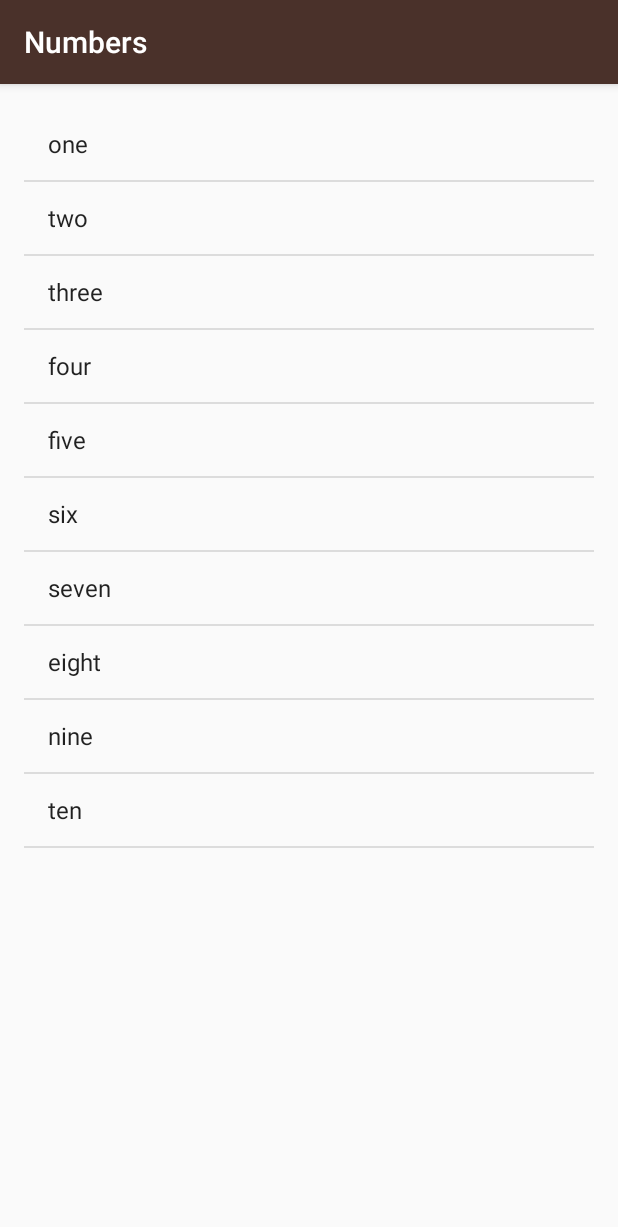
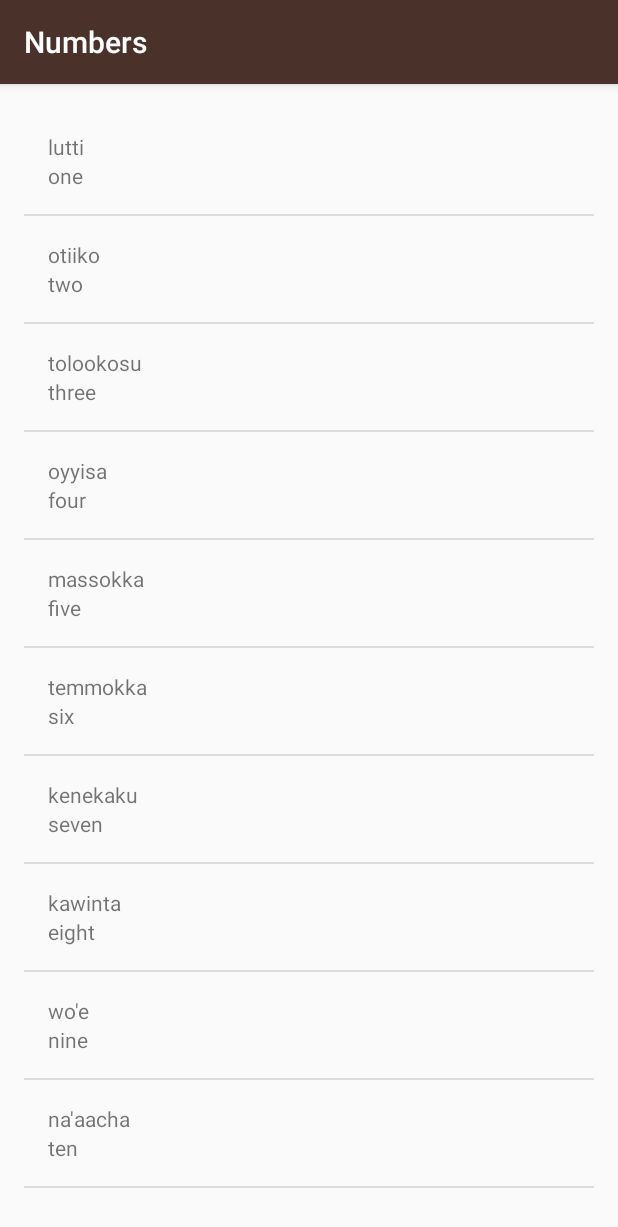
Before and after one commit to chengye233/miwok, an Android app: the NumbersActivity screen opened directly, with no data from a screen before it, on a phone screen of 412 x 824 dp. Shown: the top 1227 px of the screen. Run offline under Robolectric (Android 15) with nearby library versions, the light colour scheme and no system bars.

Commit message:
用WordAdapter转换List<Word>到ListView。

```diff
--- a/app/src/main/java/com/example/android/miwok/NumbersActivity.java
+++ b/app/src/main/java/com/example/android/miwok/NumbersActivity.java
@@ -2,40 +2,45 @@ package com.example.android.miwok;
 
 import android.os.Bundle;
 import android.support.v7.app.AppCompatActivity;
-import android.widget.ArrayAdapter;
-import android.widget.LinearLayout;
 import android.widget.ListView;
-import android.widget.TextView;
 
 import java.util.ArrayList;
 import java.util.List;
 
-public class NumbersActivity extends AppCompatActivity {
+public class NumbersActivity extends AppCompatActivity
+{
 
+    /**
+     * 构造器 MainActivity点击时构造
+     *
+     * @param savedInstanceState 默认
+     */
     @Override
-    protected void onCreate(Bundle savedInstanceState) {
+    protected void onCreate(Bundle savedInstanceState)
+    {
+        //默认
         super.onCreate(savedInstanceState);
         setContentView(R.layout.activity_numbers);
 
-        // Create an array of words
-        List<String> words = new ArrayList<>();
-        words.add("one");
-        words.add("two");
-        words.add("three");
-        words.add("four");
-        words.add("five");
-        words.add("six");
-        words.add("seven");
-        words.add("eight");
-        words.add("nine");
-        words.add("ten");
+        // 数据WordList
+        List<Word> words = new ArrayList<>();
+        words.add(new Word("one", "lutti"));
+        words.add(new Word("two", "otiiko"));
+        words.add(new Word("three", "tolookosu"));
+        words.add(new Word("four", "oyyisa"));
+        words.add(new Word("five", "massokka"));
+        words.add(new Word("six", "temmokka"));
+        words.add(new Word("seven", "kenekaku"));
+        words.add(new Word("eight", "kawinta"));
+        words.add(new Word("nine", "wo'e"));
+        words.add(new Word("ten", "na'aacha"));
 
-        // 使用ArrayAdapter和ListView减少内存
-        // android.R.layout.simple_list_item_1 预定义的xml布局文件
-        ArrayAdapter<String> itemsAdapter = new ArrayAdapter<>(this,
-                android.R.layout.simple_list_item_1, words);
+        // 使用WordAdapter
+        WordAdapter wordAdapter = new WordAdapter(this, R.layout.list_item, words);
+
+        // 构造好的视图放入NumbersActivity的ListView
         ListView listView = findViewById(R.id.list);
-        listView.setAdapter(itemsAdapter);
+        listView.setAdapter(wordAdapter);
 
     }
 }
--- /dev/null
+++ b/app/src/main/java/com/example/android/miwok/WordAdapter.java
@@ -0,0 +1,72 @@
+package com.example.android.miwok;
+
+import android.content.Context;
+import android.view.LayoutInflater;
+import android.view.View;
+import android.view.ViewGroup;
+import android.widget.ArrayAdapter;
+import android.widget.TextView;
+
+import java.util.List;
+
+/**
+ * 将 {@link Word}列表的数据 转换为 @{@link android.widget.ListView}的视图
+ */
+public class WordAdapter extends ArrayAdapter<Word>
+{
+
+    /**
+     * Adapter构造器
+     *
+     * @param context 上下文
+     * @param source  R.layout.list_item
+     * @param objects 数据列表
+     */
+    public WordAdapter(Context context, int source, List<Word> objects)
+    {
+        super(context, source, objects);
+    }
+
+    /**
+     * 用数据列表和视图模板构造视图并返回
+     *
+     * @param position    数据列表的位置 用来获取列表的数据
+     * @param convertView R.layout.list_item
+     * @param parent      默认
+     * @return convertView
+     */
+    @Override
+    public View getView(int position, View convertView, ViewGroup parent)
+    {
+        // R.layout.list_item
+        View listItemView = convertView;
+        if (listItemView == null) {
+            listItemView = LayoutInflater.from(getContext()).inflate(
+                    R.layout.list_item, parent, false);
+        }
+
+        // 从数据列表获取当前位置的Word
+        Word currentWord = getItem(position);
+
+        // R.layout.list_item 的 R.id.default_text_view
+        TextView defaultTextView = listItemView.findViewById(R.id.default_text_view);
+
+        // 设置源语言
+        defaultTextView.setText(currentWord.getDefaultTranslation());
+
+        // R.layout.list_item 的 R.id.miwok_text_view
+        TextView miwokTextView = listItemView.findViewById(R.id.miwok_text_view);
+
+        // 设置 miwok 翻译
+        miwokTextView.setText(currentWord.getMiwokTranslation());
+
+//        // Find the ImageView in the list_item.xml layout with the ID list_item_icon
+//        ImageView iconView = (ImageView) listItemView.findViewById(R.id.list_item_icon);
+//        // Get the image resource ID from the current AndroidFlavor object and
+//        // set the image to iconView
+//        iconView.setImageResource(currentAndroidFlavor.getImageResourceId());
+
+        // 返回 ListView
+        return listItemView;
+    }
+}
```
